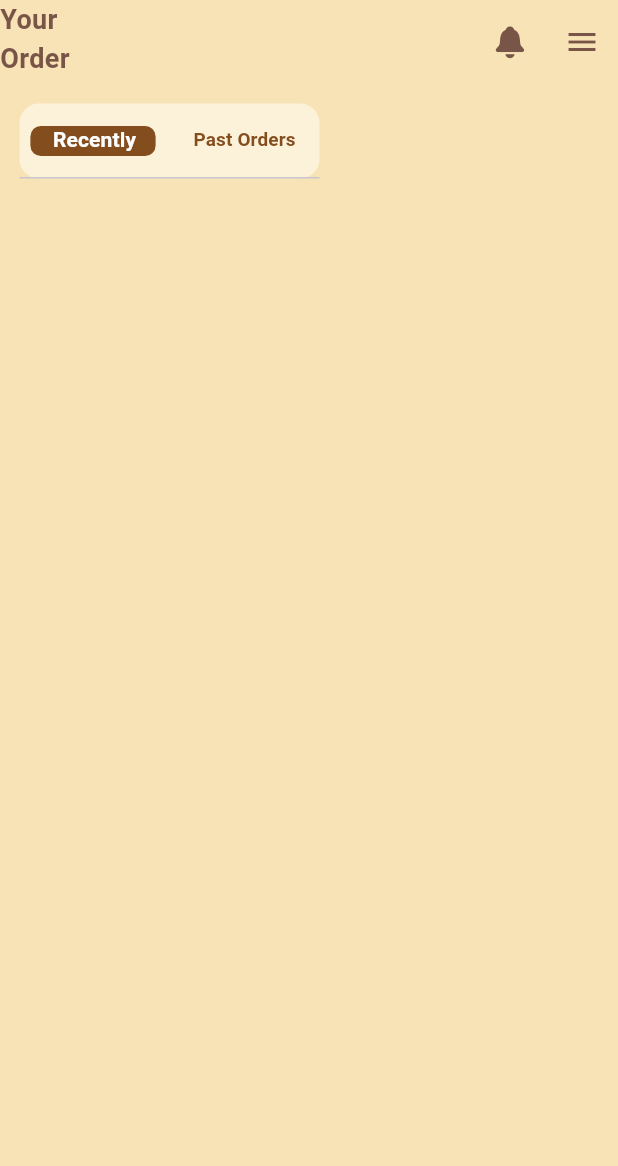
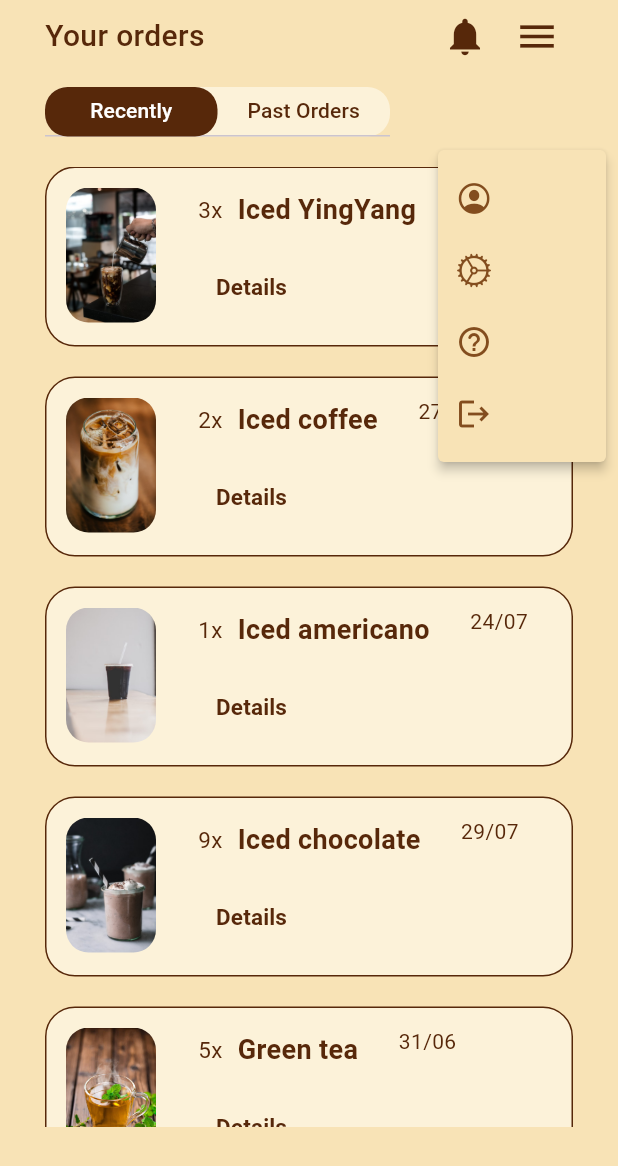
Before and after one commit to HKElim/chocobuy, a Flutter app: the YourOrder screen opened directly, after a tap on the "menu" icon, on a phone screen of 412 x 824 dp. Shown: the top 1166 px of the screen. Run offline on Flutter 3.47's test engine with Material 3 defaults, Android fonts, the phone set to English and light mode, and no system bars.

Commit message:
Your_order page

```diff
--- /dev/null
+++ b/lib/constants/colors.dart
@@ -0,0 +1,6 @@
+
+import 'dart:ui';
+
+const Color beige = Color(0xfff8e3b6);
+const Color chocolate = Color(0xff57280a);
+const Color beigeWhite = Color(0xfffcf2d9);
--- a/lib/screens/login_screen.dart
+++ b/lib/screens/login_screen.dart
@@ -1,3 +1,4 @@
+import 'package:chocobuy/screens/home_screen.dart';
 import 'package:flutter/material.dart';
 import 'package:chocobuy/widgets/input_field.dart';
 class LoginScreen extends StatefulWidget {
@@ -27,7 +28,7 @@ class _LoginScreenState extends State<LoginScreen> {
             width: double.infinity,
             decoration: BoxDecoration(
                 image: DecorationImage(image: AssetImage('./assets/images/background.jpg'), fit: BoxFit.cover, colorFilter: ColorFilter.mode(
-                  Colors.brown.withOpacity(0.3), // adjust opacity and color
+                  Colors.black.withOpacity(0.3), // adjust opacity and color
                   BlendMode.darken, // can also use overlay, multiply, etc.
                 ),),
                 borderRadius: BorderRadius.only(bottomLeft: Radius.circular(100), bottomRight: Radius.circular(100),)
@@ -116,7 +117,9 @@ class _LoginScreenState extends State<LoginScreen> {
                                               ),
                                             ),
                                             SizedBox(height: 40,),
-                                            ElevatedButton(onPressed: (){},
+                                            ElevatedButton(onPressed: (){
+                                              Navigator.push(context, MaterialPageRoute(builder: (context) =>HomeScreen()));
+                                            },
                                                 style: ElevatedButton.styleFrom(backgroundColor: Color(0xFF834D1E)),
                                                 child: Center(
                                                   child:
@@ -136,7 +139,9 @@ class _LoginScreenState extends State<LoginScreen> {
                                             SizedBox(height: 12,),
                                             PassWordField(label: 'Confirm password'),
                                             SizedBox(height: 40,),
-                                            ElevatedButton(onPressed: (){},
+                                            ElevatedButton(onPressed: (){
+                                              Navigator.push(context, MaterialPageRoute(builder: (context) =>HomeScreen()));
+                                            },
                                                 style: ElevatedButton.styleFrom(backgroundColor: Color(0xFF834D1E)),
                                                 child: Center(child: Text('Sign Up', style: TextStyle(color: Colors.white),),))
 
--- a/lib/screens/your_order.dart
+++ b/lib/screens/your_order.dart
@@ -1,71 +1,140 @@
+import 'package:chocobuy/constants/colors.dart';
+import 'package:chocobuy/widgets/order_card.dart';
 import 'package:flutter/cupertino.dart';
 import 'package:flutter/material.dart';
 
 
 class YourOrder extends StatefulWidget {
-  const YourOrder({Key? key}) : super(key: key);
+
 
   @override
   _YourOrderState createState() => _YourOrderState();
+
+
+  List <OrderCard> _pastOrder = [
+    OrderCard(orderName: "Iced Strawberry", image: "assets/images/iced_stawberry.jpg", quantity: 6, orderDate: "01/08"),
+    OrderCard(orderName: "Hot cappucino", image: "assets/images/hot_cappucino.jpg", quantity: 1, orderDate: "05/08"),
+    OrderCard(orderName: "Hot chocolate", image: "assets/images/hot_chocolate.png", quantity: 4, orderDate: "08/12"),
+    OrderCard(orderName: "Iced americano", image: "assets/images/iced_americano copy.png", quantity: 1, orderDate: "05/06"),
+    OrderCard(orderName: "Iced orange", image: "assets/images/iced_orange_lemonade.png", quantity: 6, orderDate: "26/08"),
+  ];
+
+  List <OrderCard> _recentOrder = [
+    OrderCard(orderName: "Iced YingYang", image: "assets/images/iced_yingyang.jpg", quantity: 3, orderDate: "31/06"),
+    OrderCard(orderName: "Iced coffee", image: "assets/images/iced_coffee copy.png", quantity: 2, orderDate: "27/06"),
+    OrderCard(orderName: "Iced americano", image: "assets/images/iced_americano.png", quantity: 1, orderDate: "24/07"),
+    OrderCard(orderName: "Iced chocolate", image: "assets/images/iced_chocolate.jpg", quantity: 9, orderDate: "29/07"),
+    OrderCard(orderName: "Green tea", image: "assets/images/green_tea.jpg", quantity: 5, orderDate: "31/06")
+  ];
 }
 
 class _YourOrderState extends State<YourOrder> {
+  int _currentIndex = 0;
   @override
   Widget build(BuildContext context) {
     return Scaffold(
-      backgroundColor: Color(0xFFF8E3B6),
-     appBar: AppBar(
-      backgroundColor: Color(0xFFF8E3B6),
-      leading: Text("Your Order", style: TextStyle(color: Colors.brown, fontSize: 18, fontWeight: FontWeight.bold),),
-      actions: [
-        IconButton(
-          icon: Icon(CupertinoIcons.bell_solid, color: Colors.brown),
-          onPressed: () {
-            // Action for shopping cart
-          },
-        ),
-         IconButton(
-          icon: Icon(Icons.menu, color: Colors.brown),
-          onPressed: () {
-            // Action for shopping cart
-          },
-        ),
-      ],
-     ),
-     body: Padding(
-      padding: EdgeInsets.all(13),
+      backgroundColor: beige,
+      body: Padding(padding: EdgeInsets.symmetric(horizontal: 30),
       child: Column(
         children: [
-          DefaultTabController(length: 2, child: Column(
+          SafeArea(child: Row(
+            mainAxisAlignment: MainAxisAlignment.spaceBetween,
             children: [
-              Container(
-                padding: EdgeInsets.only(top: 0, bottom: 0) ,
-                margin: EdgeInsets.only(right: 7),
-                height: 50,
-                width: 200,
+              Text("Your orders", style: TextStyle(color: chocolate, fontSize: 20, fontWeight: FontWeight.w500),),
+              Row(
+                children: [
+                  IconButton(onPressed: (){}, icon: Icon(Icons.notifications, color: chocolate, size: 30,)),
+                  IconButton(onPressed: () async {
+                        final selected = await showMenu<String>(
+                            context: context,
+                            color: Color(0xFFF8E3B6),
+                            shadowColor: Colors.black,
+                            position: RelativeRect.fromLTRB(100, 100, 0, 0),
+                            items: [
+                              PopupMenuItem(child: Icon(CupertinoIcons.profile_circled, color: Color(0xFF834D1E), ), value: "Profile",),
+                              PopupMenuItem(child: Icon(CupertinoIcons.settings, color: Color(0xFF834D1E),), value: "Settings",),
+                              PopupMenuItem(child: Icon(Icons.help_outline_rounded, color: Color(0xFF834D1E),), value: "Helps",),
+                              PopupMenuItem(child: Icon(Icons.logout, color: Color(0xFF834D1E),), value: "Logout",)
+
+                            ]
+                        );
+                      }, icon: Icon(Icons.menu, color: chocolate, size: 30,)),
+                ],
+              )
+            ],
+          )),
+          SizedBox(height: 10,),
+          DefaultTabController(
+            length: 2,
+          child: Column(
+            crossAxisAlignment: CrossAxisAlignment.start,
+            children: [
+              SizedBox(
+                height: 33, width: 230,
+              child: Container(
                 decoration: BoxDecoration(
-                  color: Color(0xffFCF2D9),
-                  borderRadius: BorderRadius.circular(13),
+                  borderRadius: BorderRadius.circular(25)
                 ),
-                child: TabBar(
+                child: Container(
+                  decoration: BoxDecoration(
+                    borderRadius: BorderRadius.circular(15),
+                    color: beigeWhite
+                  ),
+                  child: TabBar(
+                  indicatorColor: chocolate,
+                  unselectedLabelColor: chocolate,
                   labelColor: Colors.white,
-                  unselectedLabelColor: Color(0xFF834D1E),
-                  indicatorColor: Colors.brown,
-                  indicatorPadding: EdgeInsets.only(top: 15, left: -15, right: -13, bottom: 15),
+                  indicatorSize: TabBarIndicatorSize.tab,
                   indicator: BoxDecoration(
-                    color: Color(0xFF834D1E),
-                    borderRadius: BorderRadius.circular(7),
+                    color: chocolate,
+                    borderRadius: BorderRadius.circular(15)
                   ),
                   tabs: [
-                    Tab(child: FittedBox(child: Text("Recently", style: TextStyle(fontWeight: FontWeight.bold),),),),
-                    Tab(child: FittedBox(child: Text("Past Orders", style: TextStyle(fontWeight: FontWeight.bold),),),),
-                  ],
-                ),
-              ),
+                  Tab(child: Text("Recently"),),
+                  Tab(child: Text("Past Orders"),)
+
+                ]),
+                )
+              ),),
+               SizedBox(height: 20,),
+               SizedBox(
+                height: 640,
+                child: TabBarView(
+                  children: [
+
+                    // recently TABview
+                  SizedBox(
+                    height: 400,
+                    child: ListView.builder(
+                      itemCount : widget._recentOrder.length,
+                      itemBuilder: (context, int index){
+                        _currentIndex = index;
+                        return Container(
+                          child: widget._recentOrder[_currentIndex],
+                          margin: EdgeInsets.only(bottom: 20),
+
+                        );
+                          })),
+
+                    // Past Order TABview
+                  SizedBox(
+                    height: 400,
+                    child: ListView.builder(
+                      itemCount : widget._pastOrder.length,
+                      itemBuilder: (context, int index){
+                        _currentIndex = index;
+                        return Container(
+                          child: widget._pastOrder[_currentIndex],
+                          margin: EdgeInsets.only(bottom: 20),
+                        );
+                          })),
+                ]),
+               )
             ],
-          ),),
+          ))
         ],
-     ),)
-     );
+      ),
+      ),
+    );
   }
 }
--- /dev/null
+++ b/lib/widgets/order_card.dart
@@ -0,0 +1,65 @@
+import 'package:chocobuy/constants/colors.dart';
+import 'package:flutter/material.dart';
+
+class OrderCard extends StatelessWidget {
+
+  final orderName;
+  final String image;
+  final int quantity;
+  final String orderDate;
+
+  const OrderCard({
+    Key? key,
+    required this.orderName,
+    required this.image,
+    required this.quantity,
+    required this.orderDate,
+  }): super(key: key);
+
+  @override
+  Widget build(BuildContext context) {
+    return Container(
+                      height: 120,
+                      decoration: BoxDecoration(
+                        borderRadius: BorderRadius.circular(20),
+                        border: Border.all(color: chocolate),
+                        color: beigeWhite
+                      ),
+                      child: Row(
+                        crossAxisAlignment: CrossAxisAlignment.start,
+                        children: [
+                          Padding(padding: EdgeInsets.all(13),
+                          child: Container(
+                            height: 90,
+                            width: 60,
+                            decoration: BoxDecoration(
+                              borderRadius: BorderRadius.circular(15),
+                              image: DecorationImage(image: AssetImage(image), fit: BoxFit.cover)
+                            ),
+                          ),),
+                          Padding(padding: EdgeInsets.all(15),
+                          child: Column(
+                            crossAxisAlignment: CrossAxisAlignment.start,
+                            mainAxisAlignment: MainAxisAlignment.spaceBetween,
+                            children: [
+                              Row(
+                                children: [
+                                  Text(quantity.toString() + "x", style: TextStyle(fontSize: 15, color: chocolate),),
+                                  SizedBox(width: 10,),
+                                  Text(orderName, style: TextStyle(color: chocolate, fontSize: 18, fontWeight: FontWeight.bold),)
+                                ],
+                              ),
+                              TextButton(onPressed: (){},
+                              child: Text("Details", style: TextStyle(color: chocolate, fontSize: 15, fontWeight: FontWeight.bold),))
+                            ],
+                          ),),
+                          Padding(
+                            padding: EdgeInsets.all(12),
+                          child: Text(orderDate, style: TextStyle(color: chocolate),
+                          ),)
+                        ],
+                      ),
+                    );
+  }
+
+}
```
